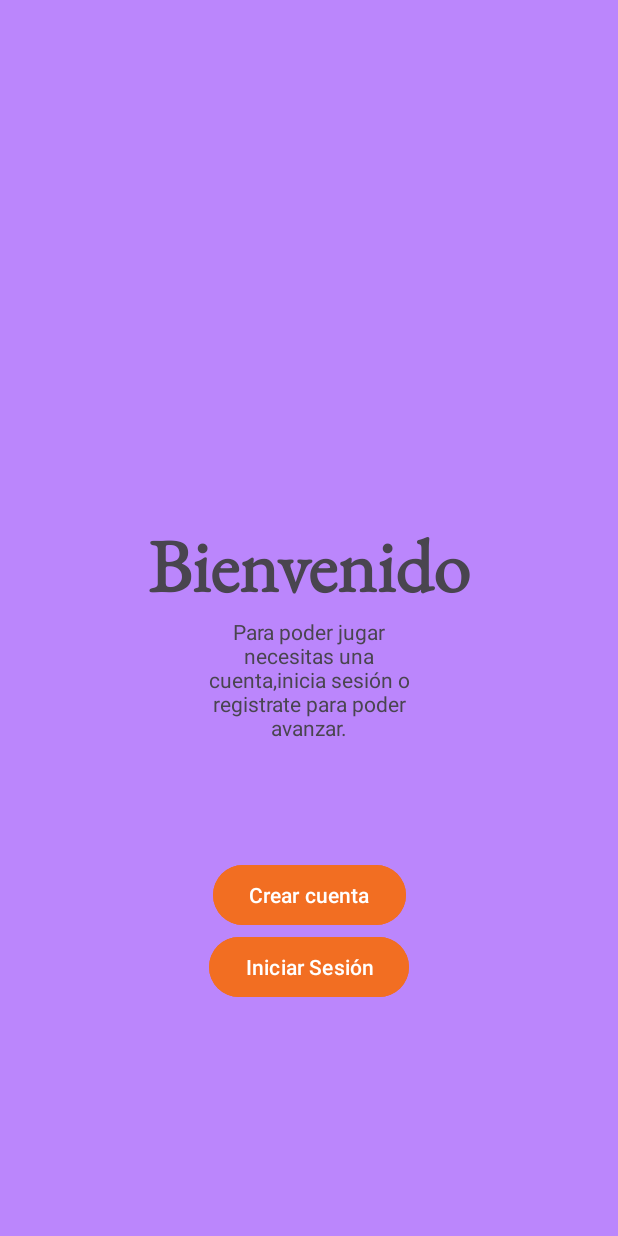
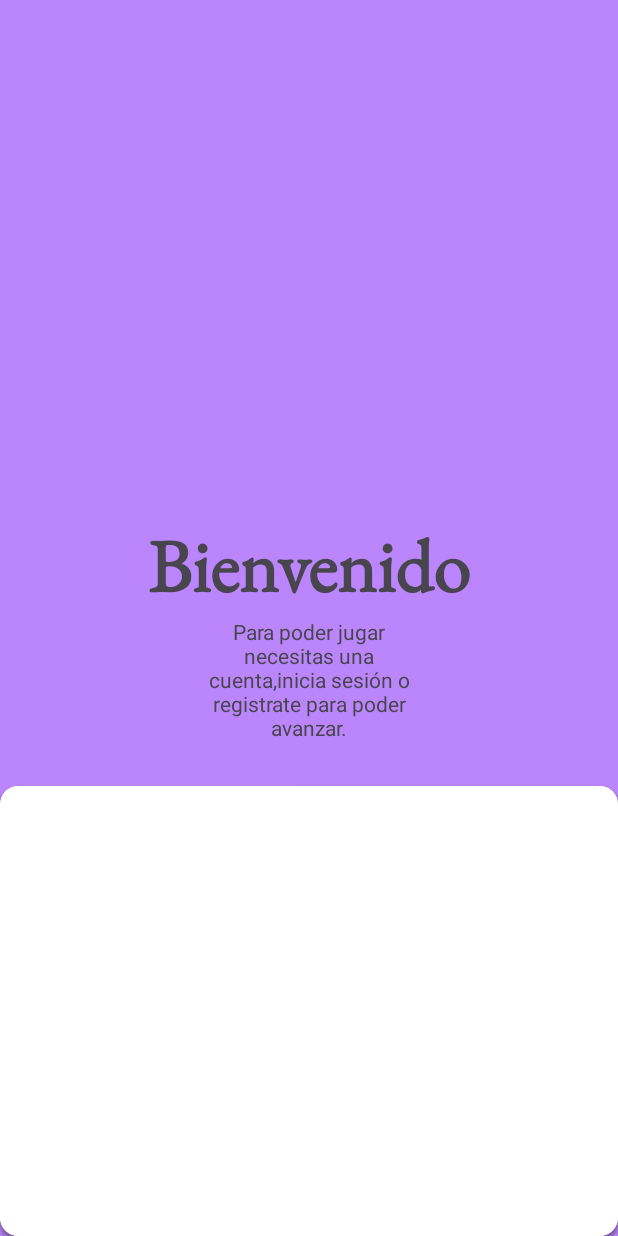
Before and after one commit to GameQuizApp/GameQuiz, an Android app: the layout activity_welcome.xml on its own in the app's theme, with its tools: preview values and no code run, on a phone screen of 412 x 824 dp. Run offline under Robolectric (Android 15) with nearby library versions, the phone set to English and light mode, and no system bars.

```diff
--- a/app/src/main/java/com/example/gamequiz/Splash.java
+++ b/app/src/main/java/com/example/gamequiz/Splash.java
@@ -33,7 +33,7 @@ public class Splash extends AppCompatActivity {
         handler.postDelayed(new Runnable() {
             @Override
             public void run() {
-                Intent intent = new Intent(Splash.this, Main.class);
+                Intent intent = new Intent(Splash.this, Welcome.class);
                 intent.addFlags(Intent.FLAG_ACTIVITY_NEW_TASK);
                 intent.addFlags(Intent.FLAG_ACTIVITY_CLEAR_TASK);
                 startActivity(intent);
--- a/app/src/main/res/layout/activity_welcome.xml
+++ b/app/src/main/res/layout/activity_welcome.xml
@@ -37,6 +37,7 @@
         android:layout_marginTop="78dp"
         android:backgroundTint="@color/naranja_fuerte"
         android:text="Crear cuenta"
+        android:onClick="openRegister"
         app:layout_constraintEnd_toEndOf="parent"
         app:layout_constraintStart_toStartOf="parent"
         app:layout_constraintTop_toBottomOf="@+id/textView" />
@@ -47,9 +48,24 @@
         android:layout_height="wrap_content"
         android:backgroundTint="@color/naranja_fuerte"
         android:text="Iniciar Sesión"
+        android:onClick="openLogin"
         app:layout_constraintEnd_toEndOf="parent"
         app:layout_constraintStart_toStartOf="parent"
         app:layout_constraintTop_toBottomOf="@+id/button2" />
 
+    <androidx.cardview.widget.CardView
+        android:id="@+id/registerCV"
+        android:layout_width="match_parent"
+        android:layout_height="300dp"
+        app:layout_constraintBottom_toBottomOf="parent"
+        app:cardCornerRadius="12dp"/>
+
+    <androidx.cardview.widget.CardView
+        android:id="@+id/loginCV"
+        android:layout_width="match_parent"
+        android:layout_height="300dp"
+        app:layout_constraintBottom_toBottomOf="parent"
+        app:cardCornerRadius="12dp"/>
+
 
 </androidx.constraintlayout.widget.ConstraintLayout>
--- a/build.gradle.kts
+++ b/build.gradle.kts
@@ -1,4 +1,4 @@
 // Top-level build file where you can add configuration options common to all sub-projects/modules.
 plugins {
-    id("com.android.application") version "8.1.3" apply false
+    id("com.android.application") version "8.2.1" apply false
 }
```
Also changed, not shown: app/src/main/java/com/example/gamequiz/Welcome.java (+20 -1 lines), gradle/wrapper/gradle-wrapper.properties.
